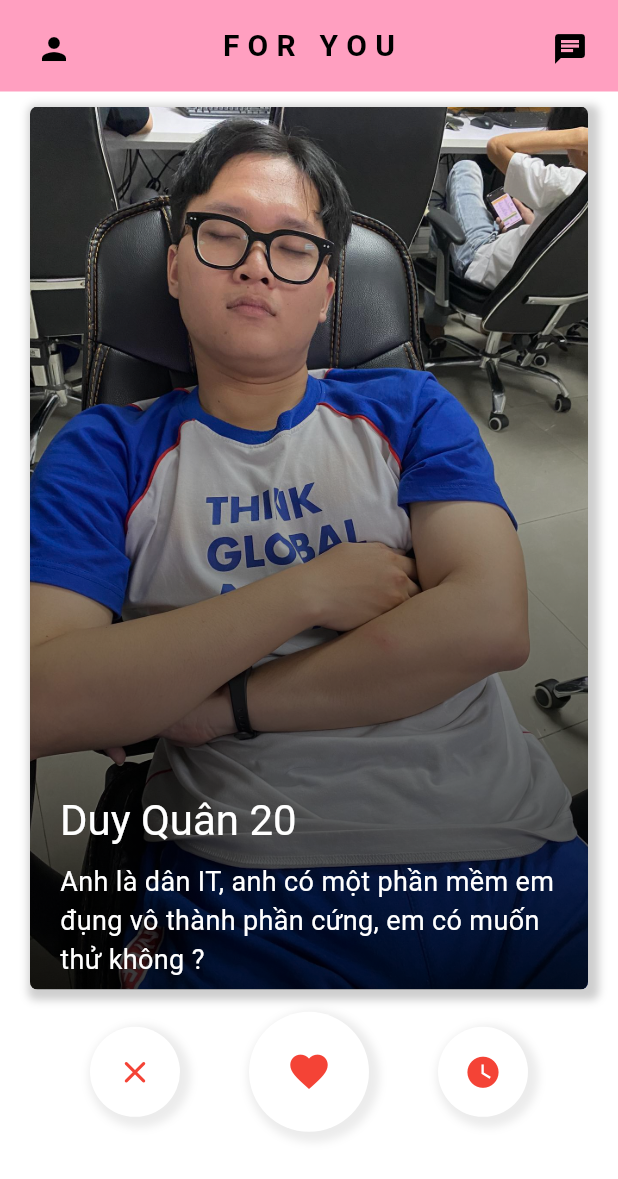
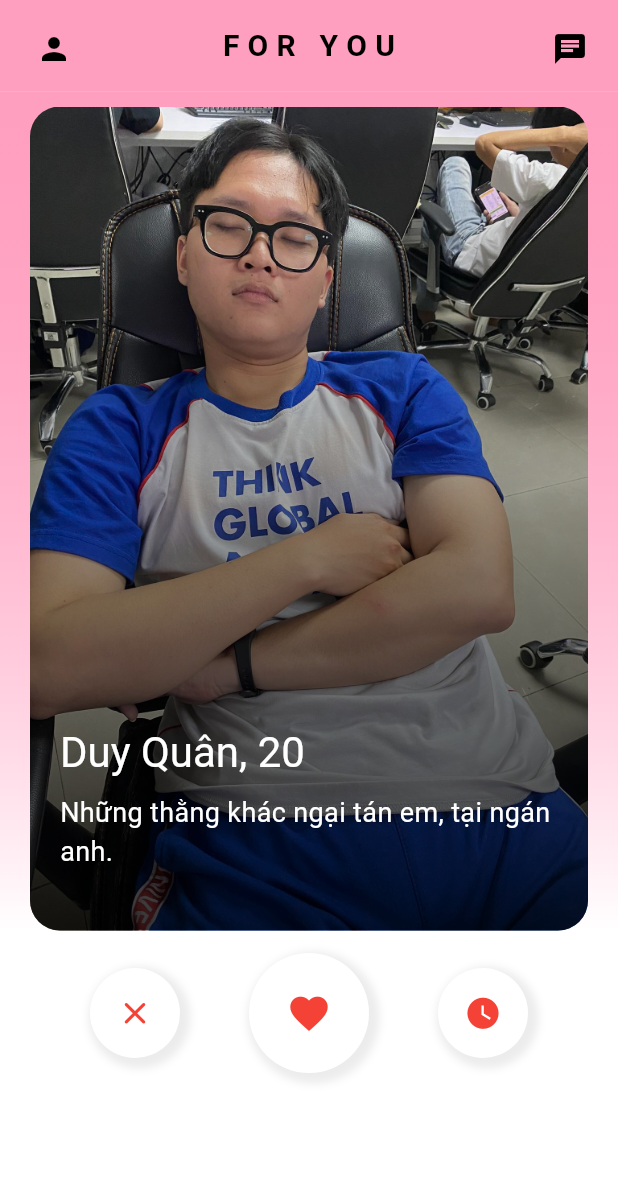
Before and after one commit to th50989/DatingApp, a Flutter app: the HomePage screen opened directly, on a phone screen of 412 x 824 dp. Shown: the top 1179 px of the screen. Run offline on Flutter 3.47's test engine with Material 3 defaults, Android fonts, the light colour scheme and no system bars; our stand-ins replace dio, flutter_svg; Roboto replaces fonts that are missing (Proxima Nova Bold); project files that could hold a hidden picture were left out.

Commit message:
Update UserCard UI v1.2

```diff
--- a/lib/Screens/HomePage/Widget/UserCard.dart
+++ b/lib/Screens/HomePage/Widget/UserCard.dart
@@ -1,20 +1,30 @@
 import 'package:flutter/material.dart';
 import 'package:flutter/src/widgets/framework.dart';
 import 'package:flutter/src/widgets/placeholder.dart';
-
 class UserCard extends StatelessWidget {
   const UserCard({super.key});
 
   @override
   Widget build(BuildContext context) {
-    return Padding(
+    return Container(
+      decoration: BoxDecoration(
+        gradient: LinearGradient(
+          begin: Alignment.topCenter,
+          end: Alignment.bottomCenter,
+          colors: [
+            Colors.pinkAccent.withOpacity(0.5), // Màu hồng nhạt
+            Colors.white, // Màu trắng
+          ],
+        ),
+      ),
+      child: Padding(
         padding: const EdgeInsets.only(
           top: 10,
           left: 20,
           right: 20,
         ),
         child: SizedBox(
-        height: MediaQuery.of(context).size.height / 1.4,
+          height: MediaQuery.of(context).size.height / 1.5,
           width: MediaQuery.of(context).size.width,
           child: Stack(
             children: [
@@ -26,20 +36,12 @@ class UserCard extends StatelessWidget {
                     ),
                     fit: BoxFit.cover
                   ),
-                borderRadius: BorderRadius.circular(5.0),
-                boxShadow: [
-                  BoxShadow(
-                    color: Colors.grey.withOpacity(0.5),
-                    spreadRadius: 4,
-                    blurRadius: 4,
-                    offset: Offset(3, 3)
-                  )
-                ]
+                  borderRadius: BorderRadius.circular(20.0),
                 ),
               ),
               Container(
                 decoration: BoxDecoration(
-                borderRadius: BorderRadius.circular(5.0),
+                  borderRadius: BorderRadius.circular(20.0),
                   gradient: LinearGradient(
                     colors: [
                       Color.fromARGB(200, 0, 0, 0),
@@ -55,12 +57,12 @@ class UserCard extends StatelessWidget {
                   crossAxisAlignment: CrossAxisAlignment.start,
                   children: [
                     SizedBox(
-                    height: MediaQuery.of(context).size.height / 1.8,
+                      height: MediaQuery.of(context).size.height / 2.0,
                     ), // Khoảng cách từ đỉnh Container xuống dưới
                     Padding(
                       padding: EdgeInsets.only(left: 20), // Tạo khoảng cách lề trái 20 đơn vị
                       child: Text(
-                      'Duy Quân 20',
+                        'Duy Quân, 20',
                         style: Theme.of(context).textTheme.headlineMedium!.copyWith(
                           color: Colors.white,
                         ),
@@ -70,7 +72,7 @@ class UserCard extends StatelessWidget {
                     Padding(
                       padding: EdgeInsets.only(left: 20), // Tạo khoảng cách lề trái 20 đơn vị
                       child: Text(
-                      'Anh là dân IT, anh có một phần mềm em đụng vô thành phần cứng, em có muốn thử không ?',
+                        'Những thằng khác ngại tán em, tại ngán anh.',
                         style: TextStyle(
                           fontSize: 18,
                           color: Colors.white,
@@ -84,6 +86,7 @@ class UserCard extends StatelessWidget {
             ],
           ),
         ),
+      ),
     );
   }
 }
```
Lines whose indentation alone changed are shown as unchanged.
